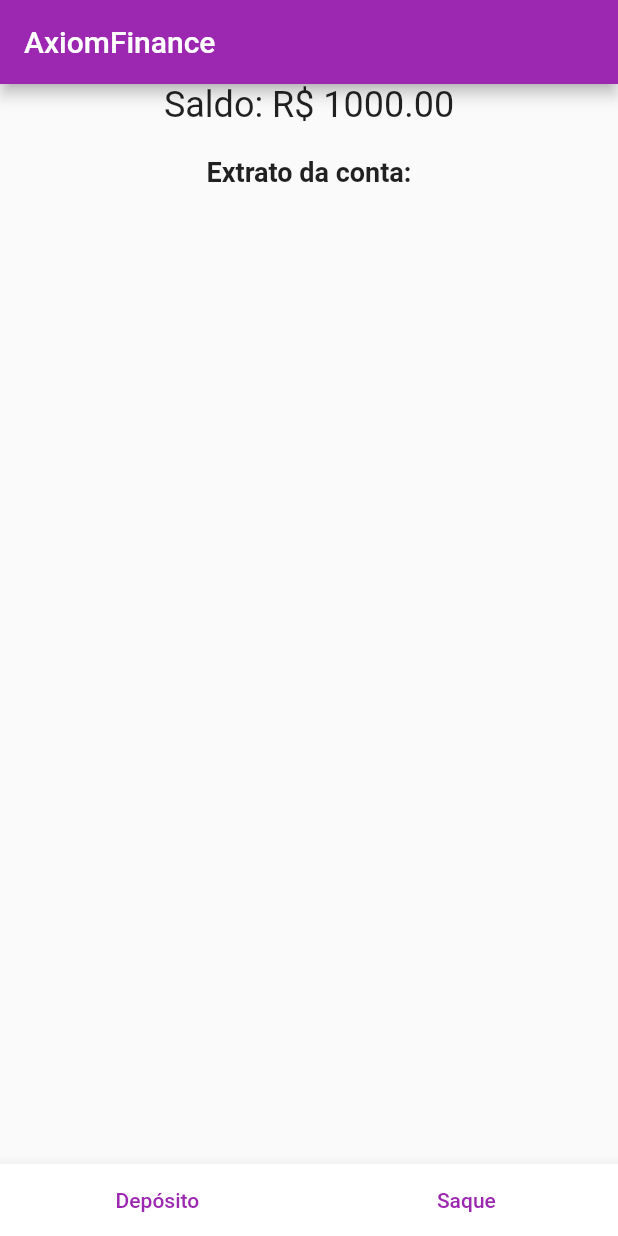
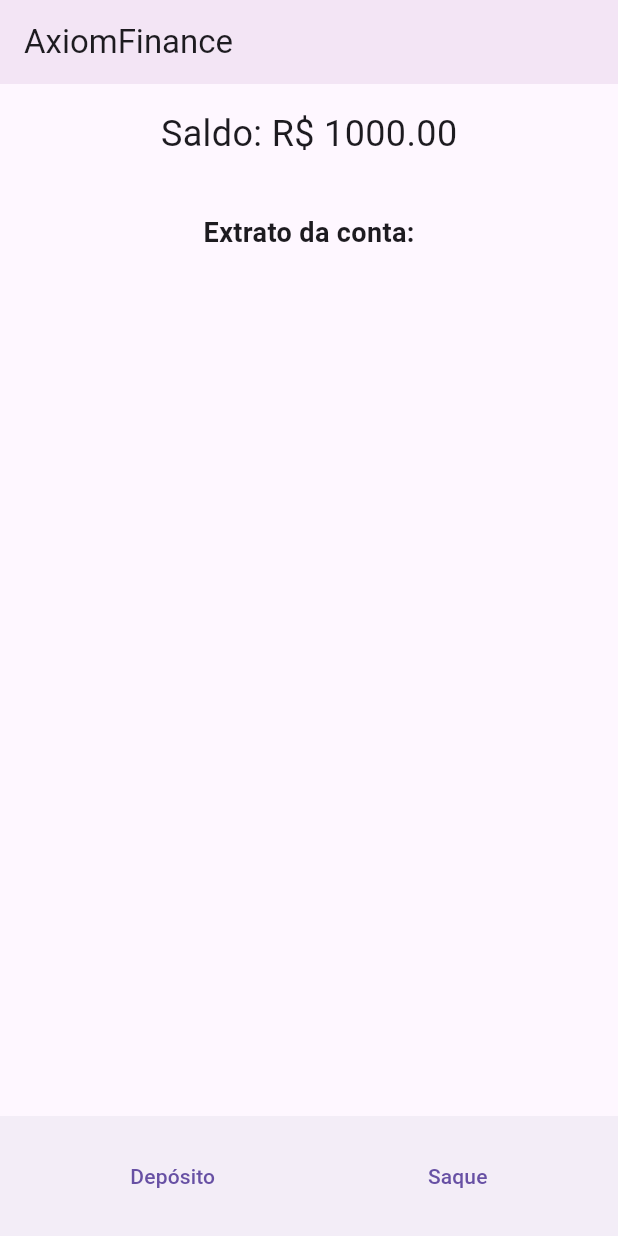
Before and after one commit to brevsc/PROG4-AVAL01, a Flutter app: the screen it shows after launch, on a phone screen of 412 x 824 dp. Run offline on Flutter 3.47's test engine with Material 2 defaults, Android fonts, the phone set to English and light mode, and no system bars.

Commit message:
change to material 3

```diff
--- a/lib/main.dart
+++ b/lib/main.dart
@@ -16,9 +16,7 @@ class MyApp extends StatelessWidget {
     return MaterialApp(
       debugShowCheckedModeBanner: false,
       title: 'AxiomFinance',
-      theme: ThemeData(
-        primarySwatch: Colors.purple,
-      ),
+      theme: ThemeData(primarySwatch: Colors.purple, useMaterial3: true),
       home: const HomePage(),
     );
   }
@@ -41,13 +39,17 @@ class _HomePageState extends State<HomePage> {
     return Scaffold(
       appBar: AppBar(
         title: const Text('AxiomFinance'),
+        backgroundColor: Theme.of(context).secondaryHeaderColor,
       ),
       body: Column(
         mainAxisAlignment: MainAxisAlignment.center,
         children: [
-          Text(
-            'Saldo: R\$ ${balance.toStringAsFixed(2)}',
-            style: const TextStyle(fontSize: 24),
+          Padding(
+            padding: const EdgeInsets.symmetric(horizontal: 0, vertical: 16.0),
+            child: Text(
+              'Saldo: R\$ ${balance.toStringAsFixed(2)}',
+              style: const TextStyle(fontSize: 24),
+            ),
           ),
           const SizedBox(height: 20),
           const Text(
```
